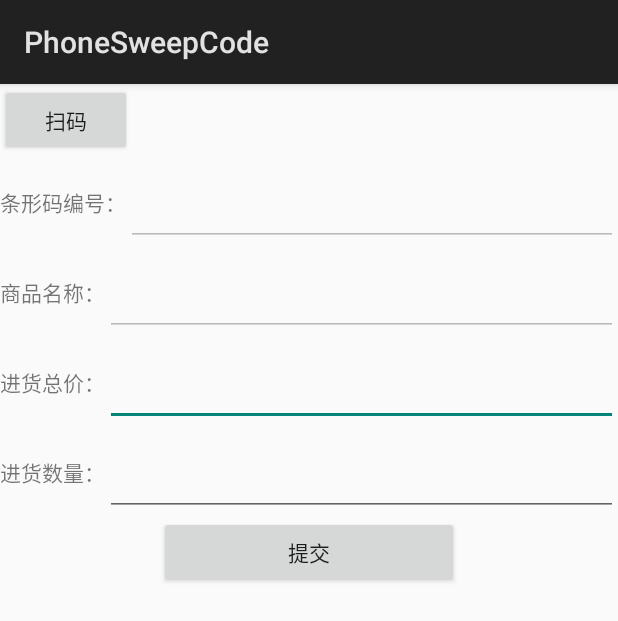
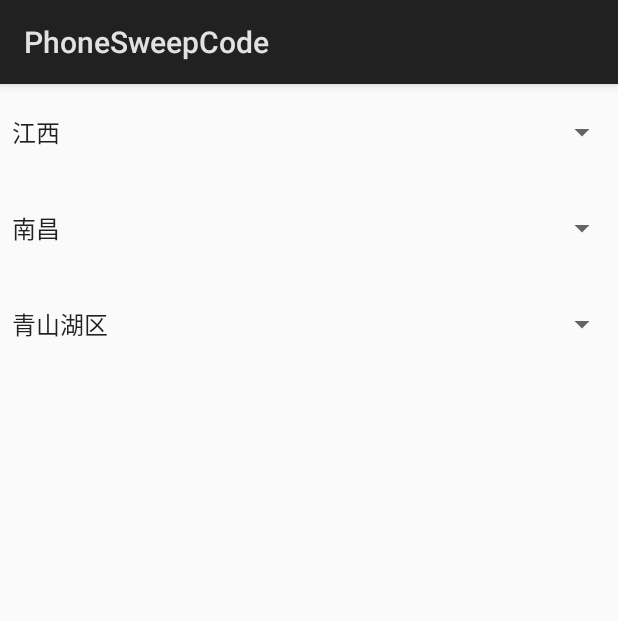
Before and after one commit to StarSky0414/yunshang, an Android app: the MainActivity screen opened directly, with no data from a screen before it, on a phone screen of 412 x 824 dp. Shown: the top 621 px of the screen. Run offline under Robolectric (Android 15) with nearby library versions, the phone set to English and light mode, and no system bars.

Commit message:
【更新】商品多级管理测试页面

```diff
--- a/app/build.gradle
+++ b/app/build.gradle
@@ -12,8 +12,8 @@ android {
         applicationId "com.tts.starsky.phonesweepcode"
         minSdkVersion 23
         targetSdkVersion 28
-        versionCode 1
-        versionName "1.0"
+        versionCode 5
+        versionName "0.0.2"
         testInstrumentationRunner "android.support.test.runner.AndroidJUnitRunner"
     }
     buildTypes {
@@ -65,4 +65,5 @@ dependencies {
     implementation 'com.google.code.gson:gson:2.8.5'
 
     implementation 'com.white:progressview:1.0.1'
+    implementation 'org.jaaksi:pickerview:2.0.0'
 }
--- a/app/src/main/java/com/tts/starsky/phonesweepcode/FunctionActivity.java
+++ b/app/src/main/java/com/tts/starsky/phonesweepcode/FunctionActivity.java
@@ -11,6 +11,8 @@ import android.widget.Toast;
 
 import com.tts.starsky.phonesweepcode.bean.DownEvenBusSign;
 import com.tts.starsky.phonesweepcode.controller.FunctionController;
+import com.tts.starsky.phonesweepcode.db.BackUp;
+import com.tts.starsky.phonesweepcode.oss.UpFile;
 import com.tts.starsky.phonesweepcode.utile.OkHttpUtil;
 import com.tts.starsky.phonesweepcode.view.AccountsActivity;
 import com.tts.starsky.phonesweepcode.view.GoodsInfoActivity;
@@ -102,6 +104,9 @@ public class FunctionActivity extends Activity implements View.OnClickListener {
                 break;
 
             case R.id.rl_about_me_main:
+                new BackUp(this).updateTest();
+                Toast.makeText(this, "上传测试文件完成", Toast.LENGTH_SHORT).show();
+                break;
 
 
         }
--- a/app/src/main/java/com/tts/starsky/phonesweepcode/MainActivity.java
+++ b/app/src/main/java/com/tts/starsky/phonesweepcode/MainActivity.java
@@ -1,138 +1,80 @@
 package com.tts.starsky.phonesweepcode;
 
 import android.app.Activity;
-import android.content.Intent;
 import android.os.Bundle;
 import android.view.View;
-import android.widget.Button;
-import android.widget.EditText;
-import android.widget.Toast;
+import android.widget.AdapterView;
+import android.widget.AdapterView.OnItemSelectedListener;
+import android.widget.ArrayAdapter;
+import android.widget.Spinner;
 
-import com.google.zxing.integration.android.IntentIntegrator;
-//import com.tts.starsky.phonesweepcode.db.DBBase;
-//import com.tts.starsky.phonesweepcode.db.DaoSession;
-//import com.tts.starsky.phonesweepcode.db.GoodsInfo;
-//import com.tts.starsky.phonesweepcode.db.GoodsInfoDao;
-import com.tts.starsky.phonesweepcode.controller.GoodsInfoController;
-import com.tts.starsky.phonesweepcode.db.DBBase;
-import com.tts.starsky.phonesweepcode.db.bean.GoodsInfo;
-import com.tts.starsky.phonesweepcode.db.bean.GoodsStock;
-import com.tts.starsky.phonesweepcode.db.dao.DaoSession;
-import com.tts.starsky.phonesweepcode.db.dao.GoodsInfoDao;
-import com.tts.starsky.phonesweepcode.db.provider.GoodsStockProvider;
-import com.tts.starsky.phonesweepcode.http.Goods;
-import com.tts.starsky.phonesweepcode.utile.OkHttpUtil;
+import com.tts.starsky.phonesweepcode.R;
 
-import org.greenrobot.eventbus.EventBus;
-import org.greenrobot.eventbus.Subscribe;
-
-public class MainActivity extends Activity implements View.OnClickListener {
-
-    private Button bu_scan;
-    private Button bu_getGoodsInfo;
-    private Button submit_goods_info;
-    private EditText et_barcode;
-    private EditText et_goodsName;
-    private EditText et_intoPriceAll;
-    private EditText et_intoGoodsNum;
-    private String theresult;
-    private GoodsInfo goods_info;
-    private GoodsInfoController goodsInfoController;
-    private GoodsStockProvider goodsStockProvider;
-
+/**
+ * @author ZMC
+ * 三级联动主要是灵活的应用三维数组
+ */
+public class MainActivity extends Activity {
+    private String province[] = new String[]{"江西","湖南"};
+    private Spinner spinner1,spinner2,spinner3;
+    private int provinceindex;
+    private String city [][] = {{"南昌","赣州"},{"长沙","湘潭"}};
+    private String counstryside [][][] = {{{"青山湖区","南昌县"},{"章贡区","赣县"}},{{"长沙县","沙县"},{"湘潭县","象限"}}};
+    ArrayAdapter<String> adapter1,adapter2,adapter3;
     @Override
     protected void onCreate(Bundle savedInstanceState) {
-        EventBus.getDefault().register(this);//订阅
         super.onCreate(savedInstanceState);
-        goodsInfoController = new GoodsInfoController();
-        goodsStockProvider = new GoodsStockProvider();
+        setContentView(R.layout.activity_test);
+        spinner1 = (Spinner) findViewById(R.id.spn);
+        adapter1 = new ArrayAdapter<>(this, android.R.layout.simple_dropdown_item_1line,province);
+        spinner1.setAdapter(adapter1);
 
-        setContentView(R.layout.activity_main);
-        initView();
+        spinner2  = (Spinner)findViewById(R.id.city);
+        adapter2 = new ArrayAdapter<>(this, android.R.layout.simple_dropdown_item_1line,city[0]);
+        spinner2.setAdapter(adapter2);
+
+        spinner3 = (Spinner)findViewById(R.id.counstryside);
+        adapter3 = new ArrayAdapter<>(this, android.R.layout.simple_dropdown_item_1line,counstryside[0][0]);
+        spinner3.setAdapter(adapter3);
+        spinner1.setOnItemSelectedListener(new OnItemSelectedListener() {
+
+            @Override
+            public void onItemSelected(AdapterView<?> parent, View view,
+                                       int position, long id) {
+                // TODO Auto-generated method stub
+                provinceindex = position;
+                adapter2 = new ArrayAdapter<>(MainActivity.this, android.R.layout.simple_dropdown_item_1line,city[position]);
+                spinner2.setAdapter(adapter2);
+            }
+
+            @Override
+            public void onNothingSelected(AdapterView<?> parent) {
+                // TODO Auto-generated method stub
+
+            }
+        });
+
+        spinner2.setOnItemSelectedListener(new OnItemSelectedListener() {
+
+            @Override
+            public void onItemSelected(AdapterView<?> parent, View view,
+                                       int position, long id) {
+                // TODO Auto-generated method stub
+
+                adapter3 = new ArrayAdapter<>(MainActivity.this, android.R.layout.simple_dropdown_item_1line,counstryside[provinceindex][position]);
+                //adapter3.notifyDataSetChanged();
+                spinner3.setAdapter(adapter3);
+            }
+
+            @Override
+            public void onNothingSelected(AdapterView<?> parent) {
+                // TODO Auto-generated method stub
+                //当时据为空的时候触发的
+            }
+        });
+
+
     }
 
 
-    private void initView() {
-        bu_scan = (Button) findViewById(R.id.bu_Scan);
-        bu_scan.setOnClickListener(this);
-        bu_getGoodsInfo = (Button) findViewById(R.id.bu_getGoodsInfo);
-        bu_getGoodsInfo.setOnClickListener(this);
-        submit_goods_info = (Button) findViewById(R.id.submit_goods_info);
-        submit_goods_info.setOnClickListener(this);
-
-        et_barcode = (EditText) findViewById(R.id.et_barcode);
-        et_goodsName = (EditText) findViewById(R.id.et_goodsName);
-        et_intoPriceAll = (EditText) findViewById(R.id.et_intoPriceAll);
-        et_intoGoodsNum = (EditText) findViewById(R.id.et_intoGoodsNum);
-
-    }
-
-    @Override
-    protected void onActivityResult(int requestCode, int resultCode, Intent data) {
-        super.onActivityResult(requestCode, resultCode, data);
-        if (data != null) {
-            Bundle bundle = data.getExtras();
-            theresult = bundle.getString("SCAN_RESULT");
-            Toast.makeText(this, theresult, Toast.LENGTH_SHORT).show();
-            System.out.println("==============" + theresult);
-            et_barcode.setText(theresult);
-            Toast.makeText(this, "数据请求中，请稍后。", Toast.LENGTH_SHORT).show();
-            queryGoodsInfoByDB(theresult);
-        }
-    }
-
-    @Override
-    public void onClick(View v) {
-        switch (v.getId()) {
-            case R.id.bu_Scan:
-                new IntentIntegrator(this).initiateScan();
-                break;
-            case R.id.bu_getGoodsInfo:
-                OkHttpUtil okHttpUtil = new OkHttpUtil();
-//                okHttpUtil.init(theresult);
-                break;
-            case R.id.submit_goods_info:
-
-                // 编码号
-                String etBarcodeString = et_barcode.getText().toString();
-                // 进货总价
-                double etInfoAllPrice = Double.valueOf(et_intoPriceAll.getText().toString());
-                // 进货数量
-                Integer etIntoGoodNum = Integer.valueOf(et_intoGoodsNum.getText().toString());
-
-                GoodsStock goodsStock = new GoodsStock();
-                goodsStock.setGoodsId(etBarcodeString);
-                goodsStock.setIntoStockNum(etIntoGoodNum);
-                goodsStock.setIntoStockPrice(etInfoAllPrice/etIntoGoodNum);
-                goodsStock.setResidueGoodsNum(goodsStock.getIntoStockNum());
-
-                goodsStockProvider.goodsStockInsert(goods_info, goodsStock);
-                break;
-        }
-    }
-
-    /**
-     * 网络数据请求回调
-     *
-     * @param goods 商品编码
-     */
-    @Subscribe
-    public void queryResult(Goods goods) {
-        String s = goods.toString();
-        System.out.println("==========" + s);
-        et_goodsName.setText(goods.getGoodsName());
-    }
-
-    private void queryGoodsInfoByDB(String barcode) {
-        DBBase dbBase = DBBase.getDBBase();
-        DaoSession dbSession = dbBase.getDBSession();
-        goods_info = dbSession.getGoodsInfoDao().queryBuilder().where(GoodsInfoDao.Properties.GoodsBarCode.eq(barcode)).unique();
-        if (goods_info == null) {
-            et_goodsName.setHint("未添加数据");
-            goods_info.setGoodsBarCode(barcode);
-        } else {
-            et_goodsName.setText(goods_info.getGoodsName());
-        }
-        System.out.println("===========" + goods_info);
-    }
 }
--- a/app/src/main/java/com/tts/starsky/phonesweepcode/adapter/AccountsAdapter.java
+++ b/app/src/main/java/com/tts/starsky/phonesweepcode/adapter/AccountsAdapter.java
@@ -138,8 +138,8 @@ public class AccountsAdapter extends RecyclerView.Adapter<RecyclerView.ViewHolde
     }
 
     public int getGoodsNum(int tag) {
-        int goodsNum = itemDataList.get(tag).getGoodsNum();
-        return goodsNum;
+
+        return 0;
     }
 
     class ViewHolder extends RecyclerView.ViewHolder {
@@ -176,6 +176,7 @@ public class AccountsAdapter extends RecyclerView.Adapter<RecyclerView.ViewHolde
             goodsPriceSum += goodsPrice * goodsNum;
             goodsDisconutPriceSum += (goodsDisconutPrice != -1 ? goodsDisconutPrice : goodsPrice) * goodsNum;
         }
+//        String s = String.format("%.1f - %.1f = %.1f", goodsPriceSum, goodsPriceSum - goodsDisconutPriceSum, goodsDisconutPriceSum);
         String s = String.format("%.1f - %.1f = %.1f", goodsPriceSum, goodsPriceSum - goodsDisconutPriceSum, goodsDisconutPriceSum);
         return s;
     }
--- a/app/src/main/res/layout/activity_bill.xml
+++ b/app/src/main/res/layout/activity_bill.xml
@@ -4,8 +4,7 @@
     xmlns:tools="http://schemas.android.com/tools"
     android:layout_width="match_parent"
     android:layout_height="match_parent"
-    android:orientation="vertical"
-    tools:context=".MainActivity">
+    android:orientation="vertical">
 
     <TextView
         android:layout_margin="10dp"
--- a/app/src/main/res/layout/activity_test.xml
+++ b/app/src/main/res/layout/activity_test.xml
@@ -1,9 +1,24 @@
-<?xml version="1.0" encoding="utf-8"?>
 <RelativeLayout xmlns:android="http://schemas.android.com/apk/res/android"
-    xmlns:app="http://schemas.android.com/apk/res-auto"
     xmlns:tools="http://schemas.android.com/tools"
     android:layout_width="match_parent"
     android:layout_height="match_parent"
-    tools:context=".MainActivity">
+    tools:context=".MainActivity" >
+
+    <Spinner android:layout_width="match_parent"
+        android:layout_height="wrap_content"
+
+        android:id="@+id/spn"
+        android:dropDownWidth="200dp"/>
+
+    <Spinner android:layout_width="match_parent"
+        android:layout_height="wrap_content"
+        android:layout_below="@id/spn"
+        android:id="@+id/city"
+        android:dropDownWidth="200dp"/>
+    <Spinner android:layout_width="match_parent"
+        android:layout_height="wrap_content"
+        android:layout_below="@id/city"
+        android:id="@+id/counstryside"
+        android:dropDownWidth="200dp"/>
 
 </RelativeLayout>
```
Also changed, not shown: app/src/main/java/com/tts/starsky/phonesweepcode/bean/Data.java (+19 -2 lines), app/src/main/java/com/tts/starsky/phonesweepcode/db/BackUp.java (+10 -0 lines), app/src/main/java/com/tts/starsky/phonesweepcode/view/AccountsActivity.java (+46 -15 lines), app/src/main/java/com/tts/starsky/phonesweepcode/view/BillActivity.java (+7 -3 lines), app/src/main/res/layout/dialog.xml (added, +49 -0 lines), app/src/main/res/layout/recycler_view_fragment.xml (+14 -14 lines).
